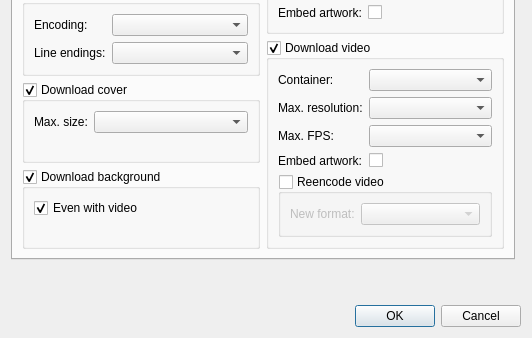
Old version of the form src/usdb_syncer/gui/forms/SettingsDialog.ui in the repository bohning/usdb_syncer; both pictures show x 0 to 532 and y 147 to 485 of the 532 by 485 pixel window.
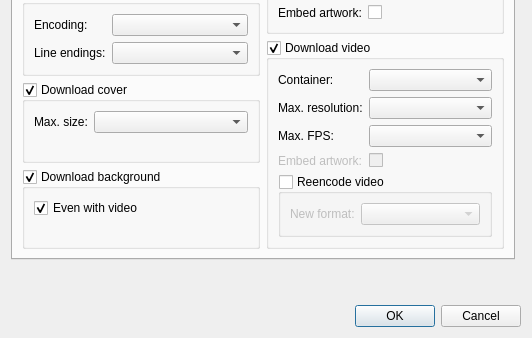
New version of the form.

Commit message:
Disable and hide option to add artwork to video file.
This can be reenabled as soon as this is fixed either on the mutagen (https://github.com/quodlibet/mutagen/issues/661) or USDX side (https://github.com/UltraStar-Deluxe/USDX/issues/902).

```diff
--- a/src/usdb_syncer/gui/forms/SettingsDialog.ui
+++ b/src/usdb_syncer/gui/forms/SettingsDialog.ui
@@ -416,6 +416,9 @@
             </item>
             <item row="3" column="0">
              <widget class="QLabel" name="label_video_embed_artwork">
+              <property name="enabled">
+               <bool>false</bool>
+              </property>
               <property name="text">
                <string>Embed artwork:</string>
               </property>
@@ -423,6 +426,9 @@
             </item>
             <item row="3" column="1">
              <widget class="QCheckBox" name="checkBox_video_embed_artwork">
+              <property name="enabled">
+               <bool>false</bool>
+              </property>
               <property name="text">
                <string/>
               </property>
```
The commit also changes 1 other file.
